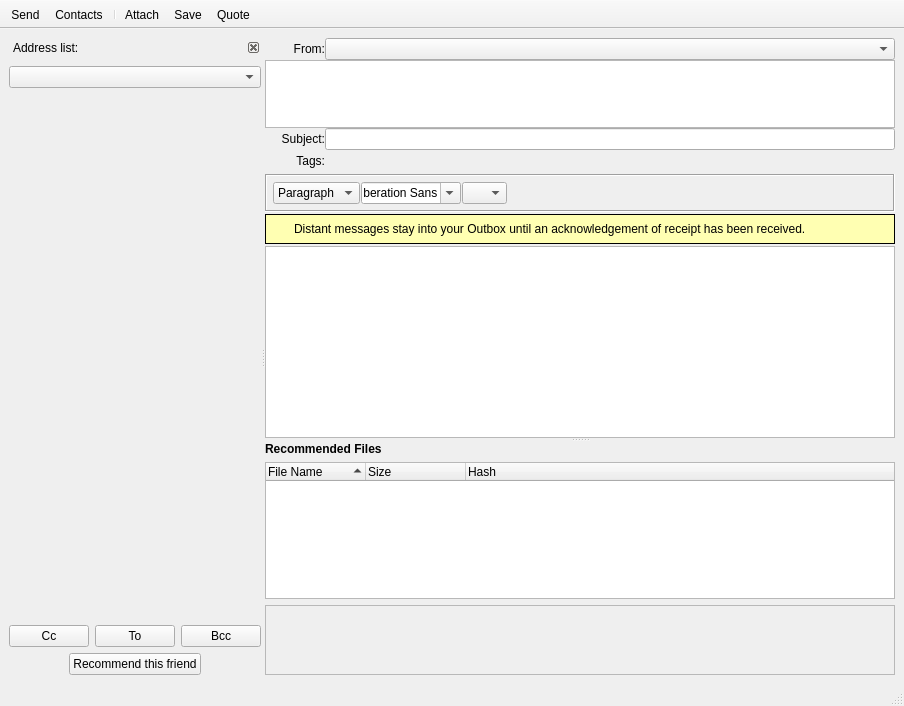
Qt form retroshare-gui/src/gui/msgs/MessageComposer.ui (RetroShare/RetroShare) before a commit.
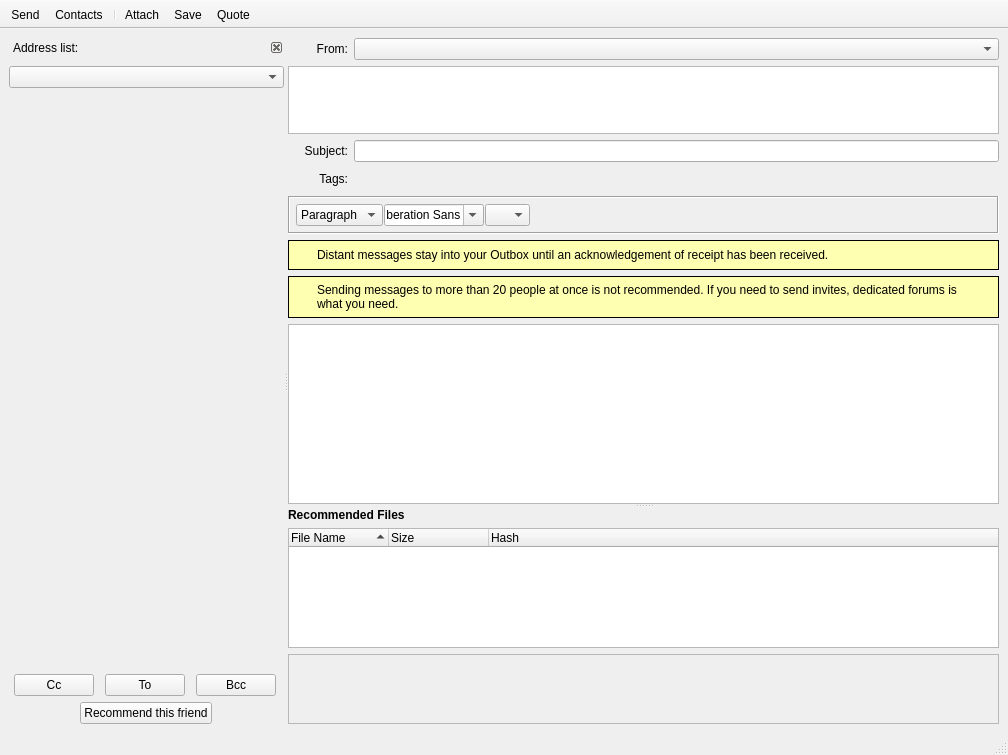
The same form after that commit. Icons and pictures are not drawn. Custom widgets are drawn as their Qt base class.

Commit message: added warning about number of destinations in msg composer and in IdDialog

```diff
--- a/retroshare-gui/src/gui/msgs/MessageComposer.ui
+++ b/retroshare-gui/src/gui/msgs/MessageComposer.ui
@@ -6,8 +6,8 @@
    <rect>
     <x>0</x>
     <y>0</y>
-    <width>896</width>
-    <height>706</height>
+    <width>1008</width>
+    <height>755</height>
    </rect>
   </property>
   <property name="windowTitle">
@@ -18,8 +18,8 @@
     <normaloff>:/icons/mail/compose.png</normaloff>:/icons/mail/compose.png</iconset>
   </property>
   <widget class="QWidget" name="centralwidget">
-   <layout class="QGridLayout" name="centralwidgetGLayout">
-    <item row="0" column="0">
+   <layout class="QVBoxLayout" name="verticalLayout_3">
+    <item>
      <widget class="QSplitter" name="centralwidgetHSplitter">
       <property name="orientation">
        <enum>Qt::Horizontal</enum>
@@ -176,16 +176,183 @@
         </layout>
        </widget>
       </widget>
+      <widget class="QWidget" name="">
+       <layout class="QVBoxLayout" name="verticalLayout_2">
+        <item>
+         <layout class="QGridLayout" name="messageTitleGLayout">
+          <item row="3" column="1">
+           <layout class="QHBoxLayout" name="tagHLayout">
+            <item>
+             <widget class="QPushButton" name="tagButton">
+              <property name="sizePolicy">
+               <sizepolicy hsizetype="Fixed" vsizetype="Fixed">
+                <horstretch>0</horstretch>
+                <verstretch>0</verstretch>
+               </sizepolicy>
+              </property>
+              <property name="toolTip">
+               <string>Tags</string>
+              </property>
+              <property name="icon">
+               <iconset resource="../icons.qrc">
+                <normaloff>:/icons/mail/tags.png</normaloff>:/icons/mail/tags.png</iconset>
+              </property>
+              <property name="flat">
+               <bool>true</bool>
+              </property>
+             </widget>
+            </item>
+            <item>
+             <layout class="QHBoxLayout" name="tagLayout"/>
+            </item>
+            <item>
+             <spacer name="horizontalSpacer_2">
+              <property name="orientation">
+               <enum>Qt::Horizontal</enum>
+              </property>
+              <property name="sizeHint" stdset="0">
+               <size>
+                <width>40</width>
+                <height>20</height>
+               </size>
+              </property>
+             </spacer>
+            </item>
+           </layout>
+          </item>
+          <item row="2" column="0">
+           <widget class="QLabel" name="label_5">
+            <property name="minimumSize">
+             <size>
+              <width>60</width>
+              <height>0</height>
+             </size>
+            </property>
+            <property name="sizeIncrement">
+             <size>
+              <width>0</width>
+              <height>0</height>
+             </size>
+            </property>
+            <property name="baseSize">
+             <size>
+              <width>60</width>
+              <height>0</height>
+             </size>
+            </property>
+            <property name="text">
+             <string>Subject:</string>
+            </property>
+            <property name="alignment">
+             <set>Qt::AlignRight|Qt::AlignTrailing|Qt::AlignVCenter</set>
+            </property>
+           </widget>
+          </item>
+          <item row="2" column="1">
+           <widget class="QLineEdit" name="titleEdit">
+            <property name="sizePolicy">
+             <sizepolicy hsizetype="Expanding" vsizetype="Fixed">
+              <horstretch>0</horstretch>
+              <verstretch>0</verstretch>
+             </sizepolicy>
+            </property>
+           </widget>
+          </item>
+          <item row="3" column="0">
+           <widget class="QLabel" name="label_2">
+            <property name="minimumSize">
+             <size>
+              <width>60</width>
+              <height>0</height>
+             </size>
+            </property>
+            <property name="baseSize">
+             <size>
+              <width>60</width>
+              <height>0</height>
+             </size>
+            </property>
+            <property name="text">
+             <string>Tags:</string>
+            </property>
+            <property name="alignment">
+             <set>Qt::AlignRight|Qt::AlignTrailing|Qt::AlignVCenter</set>
+            </property>
+           </widget>
+          </item>
+          <item row="0" column="1">
+           <widget class="GxsIdChooser" name="respond_to_CB">
+            <property name="sizePolicy">
+             <sizepolicy hsizetype="Expanding" vsizetype="Fixed">
+              <horstretch>0</horstretch>
+              <verstretch>0</verstretch>
+             </sizepolicy>
+            </property>
+           </widget>
+          </item>
+          <item row="0" column="0">
+           <widget class="QLabel" name="fromLabel">
+            <property name="minimumSize">
+             <size>
+              <width>60</width>
+              <height>0</height>
+             </size>
+            </property>
+            <property name="text">
+             <string>From:</string>
+            </property>
+            <property name="alignment">
+             <set>Qt::AlignRight|Qt::AlignTrailing|Qt::AlignVCenter</set>
+            </property>
+           </widget>
+          </item>
+          <item row="1" column="0" colspan="2">
+           <widget class="QTableWidget" name="recipientWidget">
+            <property name="sizePolicy">
+             <sizepolicy hsizetype="Expanding" vsizetype="Fixed">
+              <horstretch>0</horstretch>
+              <verstretch>0</verstretch>
+             </sizepolicy>
+            </property>
+            <property name="minimumSize">
+             <size>
+              <width>0</width>
+              <height>68</height>
+             </size>
+            </property>
+            <property name="maximumSize">
+             <size>
+              <width>16777215</width>
+              <height>68</height>
+             </size>
+            </property>
+            <property name="tabKeyNavigation">
+             <bool>false</bool>
+            </property>
+            <property name="selectionMode">
+             <enum>QAbstractItemView::SingleSelection</enum>
+            </property>
+            <attribute name="horizontalHeaderVisible">
+             <bool>false</bool>
+            </attribute>
+            <attribute name="verticalHeaderVisible">
+             <bool>false</bool>
+            </attribute>
+            <attribute name="verticalHeaderDefaultSectionSize">
+             <number>25</number>
+            </attribute>
+           </widget>
+          </item>
+         </layout>
+        </item>
+        <item>
       <widget class="QSplitter" name="messageSplitter">
        <property name="orientation">
         <enum>Qt::Vertical</enum>
        </property>
-       <widget class="QWidget" name="layoutWidget">
-        <layout class="QGridLayout" name="messageGLayout">
-         <property name="verticalSpacing">
-          <number>2</number>
-         </property>
-         <item row="4" column="0">
+          <widget class="QWidget" name="">
+           <layout class="QVBoxLayout" name="verticalLayout">
+            <item>
           <widget class="QFrame" name="toolBarFrame">
            <property name="maximumSize">
             <size>
@@ -705,20 +872,7 @@
            </layout>
           </widget>
          </item>
-         <item row="6" column="0">
-          <widget class="MimeTextEdit" name="msgText">
-           <property name="sizePolicy">
-            <sizepolicy hsizetype="Expanding" vsizetype="MinimumExpanding">
-             <horstretch>4</horstretch>
-             <verstretch>4</verstretch>
-            </sizepolicy>
-           </property>
-           <property name="textInteractionFlags">
-            <set>Qt::TextEditorInteraction</set>
-           </property>
-          </widget>
-         </item>
-         <item row="5" column="0">
+            <item>
           <widget class="QFrame" name="distantFrame">
            <property name="palette">
             <palette>
@@ -830,6 +984,9 @@
               <property name="text">
                <string notr="true">Distant messages stay into your Outbox until an acknowledgement of receipt has been received.</string>
               </property>
+                 <property name="wordWrap">
+                  <bool>true</bool>
+                 </property>
              </widget>
             </item>
             <item>
@@ -869,172 +1026,172 @@
            </layout>
           </widget>
          </item>
-         <item row="2" column="0">
-          <layout class="QGridLayout" name="messageTitleGLayout">
-           <item row="3" column="1">
-            <layout class="QHBoxLayout" name="tagHLayout">
              <item>
-              <widget class="QPushButton" name="tagButton">
-               <property name="sizePolicy">
-                <sizepolicy hsizetype="Fixed" vsizetype="Fixed">
-                 <horstretch>0</horstretch>
-                 <verstretch>0</verstretch>
-                </sizepolicy>
+             <widget class="QFrame" name="sizeLimitFrame">
+              <property name="palette">
+               <palette>
+                <active>
+                 <colorrole role="Base">
+                  <brush brushstyle="SolidPattern">
+                   <color alpha="255">
+                    <red>255</red>
+                    <green>255</green>
+                    <blue>255</blue>
+                   </color>
+                  </brush>
+                 </colorrole>
+                 <colorrole role="Window">
+                  <brush brushstyle="SolidPattern">
+                   <color alpha="255">
+                    <red>255</red>
+                    <green>255</green>
+                    <blue>178</blue>
+                   </color>
+                  </brush>
+                 </colorrole>
+                </active>
+                <inactive>
+                 <colorrole role="Base">
+                  <brush brushstyle="SolidPattern">
+                   <color alpha="255">
+                    <red>255</red>
+                    <green>255</green>
+                    <blue>255</blue>
+                   </color>
+                  </brush>
+                 </colorrole>
+                 <colorrole role="Window">
+                  <brush brushstyle="SolidPattern">
+                   <color alpha="255">
+                    <red>255</red>
+                    <green>255</green>
+                    <blue>178</blue>
+                   </color>
+                  </brush>
+                 </colorrole>
+                </inactive>
+                <disabled>
+                 <colorrole role="Base">
+                  <brush brushstyle="SolidPattern">
+                   <color alpha="255">
+                    <red>255</red>
+                    <green>255</green>
+                    <blue>178</blue>
+                   </color>
+                  </brush>
+                 </colorrole>
+                 <colorrole role="Window">
+                  <brush brushstyle="SolidPattern">
+                   <color alpha="255">
+                    <red>255</red>
+                    <green>255</green>
+                    <blue>178</blue>
+                   </color>
+                  </brush>
+                 </colorrole>
+                </disabled>
+               </palette>
+              </property>
+              <property name="autoFillBackground">
+               <bool>true</bool>
+              </property>
+              <property name="styleSheet">
+               <string notr="true"/>
+              </property>
+              <property name="frameShape">
+               <enum>QFrame::Box</enum>
+              </property>
+              <layout class="QHBoxLayout" name="distantFrameHLayout_2">
+               <property name="leftMargin">
+                <number>6</number>
+               </property>
+               <property name="topMargin">
+                <number>6</number>
+               </property>
+               <property name="rightMargin">
+                <number>6</number>
+               </property>
+               <property name="bottomMargin">
+                <number>6</number>
+               </property>
+               <item>
+                <widget class="QLabel" name="sizeLimitInfoPixmap">
+                 <property name="maximumSize">
+                  <size>
+                   <width>16</width>
+                   <height>16</height>
+                  </size>
+                 </property>
+                 <property name="text">
+                  <string/>
+                 </property>
+                 <property name="pixmap">
+                  <pixmap resource="../images.qrc">:/images/info16.png</pixmap>
+                 </property>
+                 <property name="alignment">
+                  <set>Qt::AlignLeading|Qt::AlignLeft|Qt::AlignTop</set>
+                 </property>
+                </widget>
+               </item>
+               <item>
+                <widget class="QLabel" name="sizeLimitInfoLabel">
+                 <property name="text">
+                  <string notr="true">Sending messages to more than 20 people at once is not recommended. If you need to send invites, dedicated forums is what you need.</string>
+                 </property>
+                 <property name="wordWrap">
+                  <bool>true</bool>
+                 </property>
+                </widget>
+               </item>
+               <item>
+                <widget class="QToolButton" name="closeSizeLimitFrameButton">
+                 <property name="maximumSize">
+                  <size>
+                   <width>16</width>
+                   <height>16</height>
+                  </size>
+                 </property>
+                 <property name="focusPolicy">
+                  <enum>Qt::NoFocus</enum>
                </property>
                <property name="toolTip">
-                <string>Tags</string>
-               </property>
-               <property name="icon">
-                <iconset resource="../icons.qrc">
-                 <normaloff>:/icons/mail/tags.png</normaloff>:/icons/mail/tags.png</iconset>
-               </property>
-               <property name="flat">
+                  <string>Close</string>
+                 </property>
+                 <property name="styleSheet">
+                  <string notr="true">QToolButton
+{
+ border-image: url(:/images/closenormal.png) 
+}
+                                
+QToolButton:hover 
+{
+border-image: url(:/images/closehover.png) 
+}
+                                
+QToolButton:pressed  {
+border-image: url(:/images/closepressed.png) 
+}</string>
+                 </property>
+                 <property name="autoRaise">
                 <bool>true</bool>
                </property>
               </widget>
              </item>
-             <item>
-              <layout class="QHBoxLayout" name="tagLayout"/>
-             </item>
-             <item>
-              <spacer name="horizontalSpacer_2">
-               <property name="orientation">
-                <enum>Qt::Horizontal</enum>
-               </property>
-               <property name="sizeHint" stdset="0">
-                <size>
-                 <width>40</width>
-                 <height>20</height>
-                </size>
-               </property>
-              </spacer>
-             </item>
-            </layout>
-           </item>
-           <item row="2" column="0">
-            <widget class="QLabel" name="label_5">
-             <property name="minimumSize">
-              <size>
-               <width>60</width>
-               <height>0</height>
-              </size>
-             </property>
-             <property name="sizeIncrement">
-              <size>
-               <width>0</width>
-               <height>0</height>
-              </size>
-             </property>
-             <property name="baseSize">
-              <size>
-               <width>60</width>
-               <height>0</height>
-              </size>
-             </property>
-             <property name="text">
-              <string>Subject:</string>
-             </property>
-             <property name="alignment">
-              <set>Qt::AlignRight|Qt::AlignTrailing|Qt::AlignVCenter</set>
-             </property>
-            </widget>
-           </item>
-           <item row="2" column="1">
-            <widget class="QLineEdit" name="titleEdit">
+              </layout>
+             </widget>
+            </item>
+            <item>
+             <widget class="MimeTextEdit" name="msgText">
              <property name="sizePolicy">
-              <sizepolicy hsizetype="Expanding" vsizetype="Fixed">
-               <horstretch>0</horstretch>
-               <verstretch>0</verstretch>
-              </sizepolicy>
-             </property>
-            </widget>
-           </item>
-           <item row="3" column="0">
-            <widget class="QLabel" name="label_2">
-             <property name="minimumSize">
-              <size>
-               <width>60</width>
-               <height>0</height>
-              </size>
-             </property>
-             <property name="baseSize">
-              <size>
-               <width>60</width>
-               <height>0</height>
-              </size>
-             </property>
-             <property name="text">
-              <string>Tags:</string>
-             </property>
-             <property name="alignment">
-              <set>Qt::AlignRight|Qt::AlignTrailing|Qt::AlignVCenter</set>
-             </property>
-            </widget>
-           </item>
-           <item row="0" column="1">
-            <widget class="GxsIdChooser" name="respond_to_CB">
-             <property name="sizePolicy">
-              <sizepolicy hsizetype="Expanding" vsizetype="Fixed">
-               <horstretch>0</horstretch>
-               <verstretch>0</verstretch>
-              </sizepolicy>
-             </property>
-            </widget>
-           </item>
-           <item row="0" column="0">
-            <widget class="QLabel" name="fromLabel">
-             <property name="minimumSize">
-              <size>
-               <width>60</width>
-               <height>0</height>
-              </size>
-             </property>
-             <property name="text">
-              <string>From:</string>
-             </property>
-             <property name="alignment">
-              <set>Qt::AlignRight|Qt::AlignTrailing|Qt::AlignVCenter</set>
-             </property>
-            </widget>
-           </item>
-           <item row="1" column="0" colspan="2">
-            <widget class="QTableWidget" name="recipientWidget">
-             <property name="sizePolicy">
-              <sizepolicy hsizetype="Expanding" vsizetype="Fixed">
-               <horstretch>0</horstretch>
-               <verstretch>0</verstretch>
-              </sizepolicy>
-             </property>
-             <property name="minimumSize">
-              <size>
-               <width>0</width>
-               <height>68</height>
-              </size>
-             </property>
-             <property name="maximumSize">
-              <size>
-               <width>16777215</width>
-               <height>68</height>
-              </size>
-             </property>
-             <property name="tabKeyNavigation">
-              <bool>false</bool>
-             </property>
-             <property name="selectionMode">
-              <enum>QAbstractItemView::SingleSelection</enum>
-             </property>
-             <attribute name="horizontalHeaderVisible">
-              <bool>false</bool>
-             </attribute>
-             <attribute name="verticalHeaderVisible">
-              <bool>false</bool>
-             </attribute>
-             <attribute name="verticalHeaderDefaultSectionSize">
-              <number>22</number>
-             </attribute>
-            </widget>
-           </item>
-          </layout>
+               <sizepolicy hsizetype="Expanding" vsizetype="MinimumExpanding">
+                <horstretch>4</horstretch>
+                <verstretch>4</verstretch>
+               </sizepolicy>
+              </property>
+              <property name="textInteractionFlags">
+               <set>Qt::TextEditorInteraction</set>
+              </property>
+             </widget>
          </item>
         </layout>
        </widget>
@@ -1115,6 +1272,9 @@
         </layout>
        </widget>
       </widget>
+        </item>
+       </layout>
+      </widget>
      </widget>
     </item>
    </layout>
@@ -1226,28 +1386,28 @@
   </action>
  </widget>
  <customwidgets>
-  <customwidget>
-   <class>HashBox</class>
-   <extends>QScrollArea</extends>
-   <header location="global">gui/common/HashBox.h</header>
-   <container>1</container>
-  </customwidget>
-  <customwidget>
-   <class>MimeTextEdit</class>
-   <extends>QTextEdit</extends>
-   <header location="global">gui/common/MimeTextEdit.h</header>
-  </customwidget>
   <customwidget>
    <class>GxsIdChooser</class>
    <extends>QComboBox</extends>
    <header>gui/gxs/GxsIdChooser.h</header>
   </customwidget>
+  <customwidget>
+   <class>MimeTextEdit</class>
+   <extends>QTextEdit</extends>
+   <header location="global">gui/common/MimeTextEdit.h</header>
+  </customwidget>
   <customwidget>
    <class>FriendSelectionWidget</class>
    <extends>QWidget</extends>
    <header>gui/common/FriendSelectionWidget.h</header>
    <container>1</container>
   </customwidget>
+  <customwidget>
+   <class>HashBox</class>
+   <extends>QScrollArea</extends>
+   <header location="global">gui/common/HashBox.h</header>
+   <container>1</container>
+  </customwidget>
  </customwidgets>
  <tabstops>
   <tabstop>titleEdit</tabstop>
```
Left out of the diff: 7 changed lines with no effect on the pictures. Lines whose indentation alone changed are shown as unchanged. The commit also changes 3 other files.
